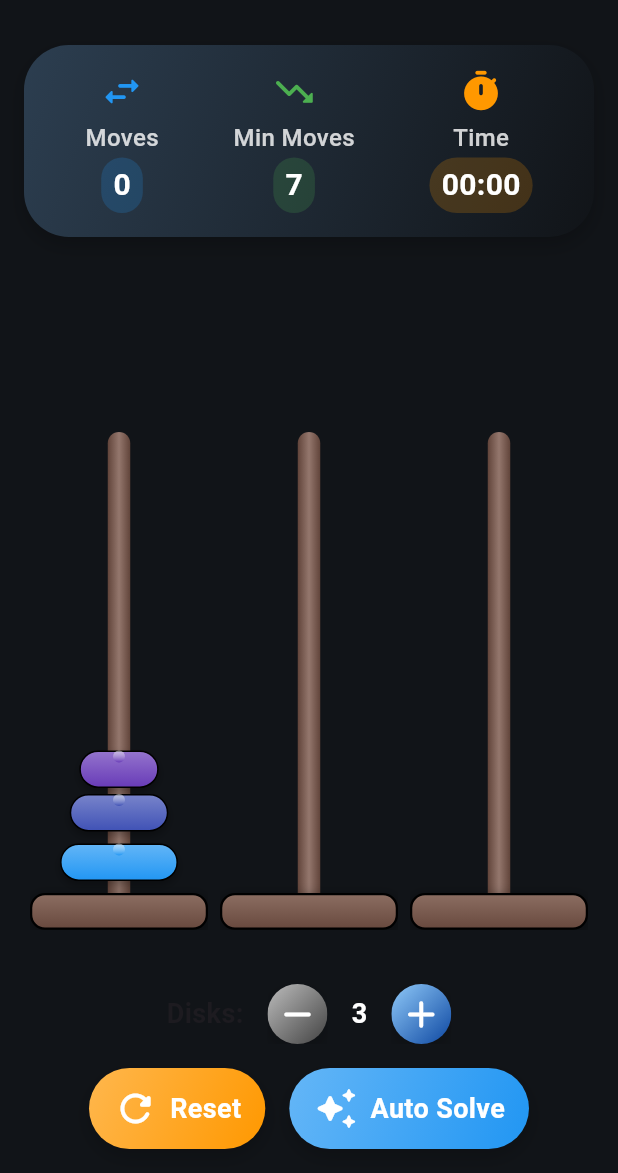
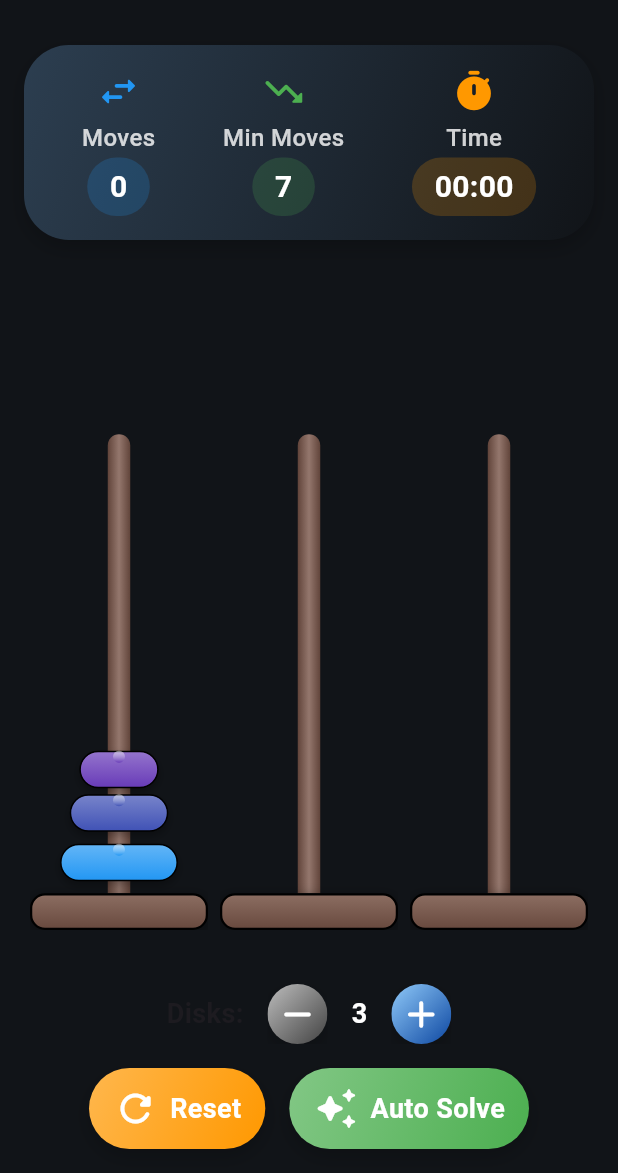
Before and after one commit to Mopheshi/TowerOfHanoi, a Flutter app: the screen it shows after launch, on a phone screen of 412 x 824 dp, the part 63-1236 px from its top. Run offline on Flutter 3.47's test engine with Material 3 defaults, Android fonts, the light colour scheme and no system bars; our stand-ins replace flutter_riverpod, google_fonts, just_audio; missing offline and left inert: audio_session.

Commit message:
UI improvements...

```diff
--- a/lib/widgets/game_controls.dart
+++ b/lib/widgets/game_controls.dart
@@ -106,7 +106,10 @@ class GameControls extends ConsumerWidget {
             icon: Icons.auto_awesome_rounded,
             onPressed:
                 gameState.isAutoSolving ? null : () => gameNotifier.autoSolve(),
-            backgroundColor: Colours.blueColor,
+            backgroundColor:
+                gameState.isAutoSolving
+                    ? Theme.of(context).colorScheme.surfaceDim
+                    : Colours.greenColor,
           ),
         ],
       ),
--- a/lib/widgets/stats_panel.dart
+++ b/lib/widgets/stats_panel.dart
@@ -81,7 +81,7 @@ class StatsPanel extends ConsumerWidget {
         ),
         const SizedBox(height: 2),
         Container(
-          padding: const EdgeInsets.symmetric(horizontal: 8, vertical: 4),
+          padding: const EdgeInsets.symmetric(horizontal: 15, vertical: 5),
           decoration: BoxDecoration(
             color: color.withAlpha(51),
             borderRadius: BorderRadius.circular(20),
```
